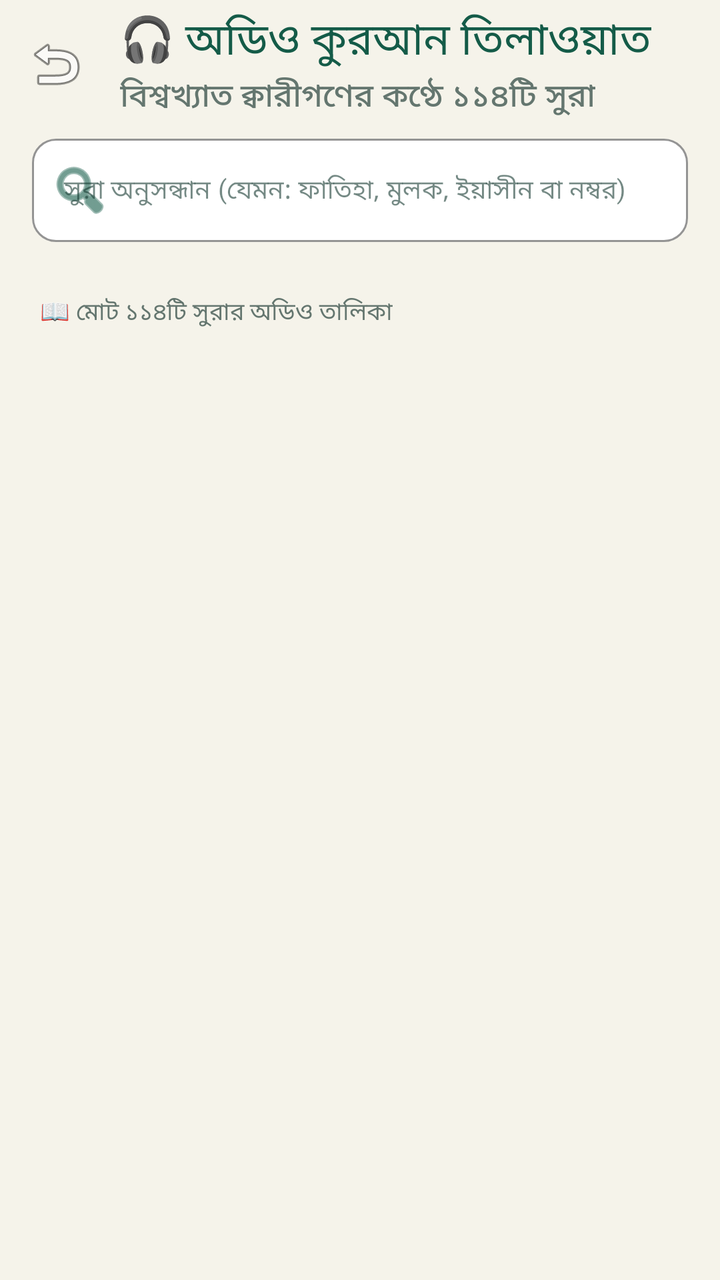
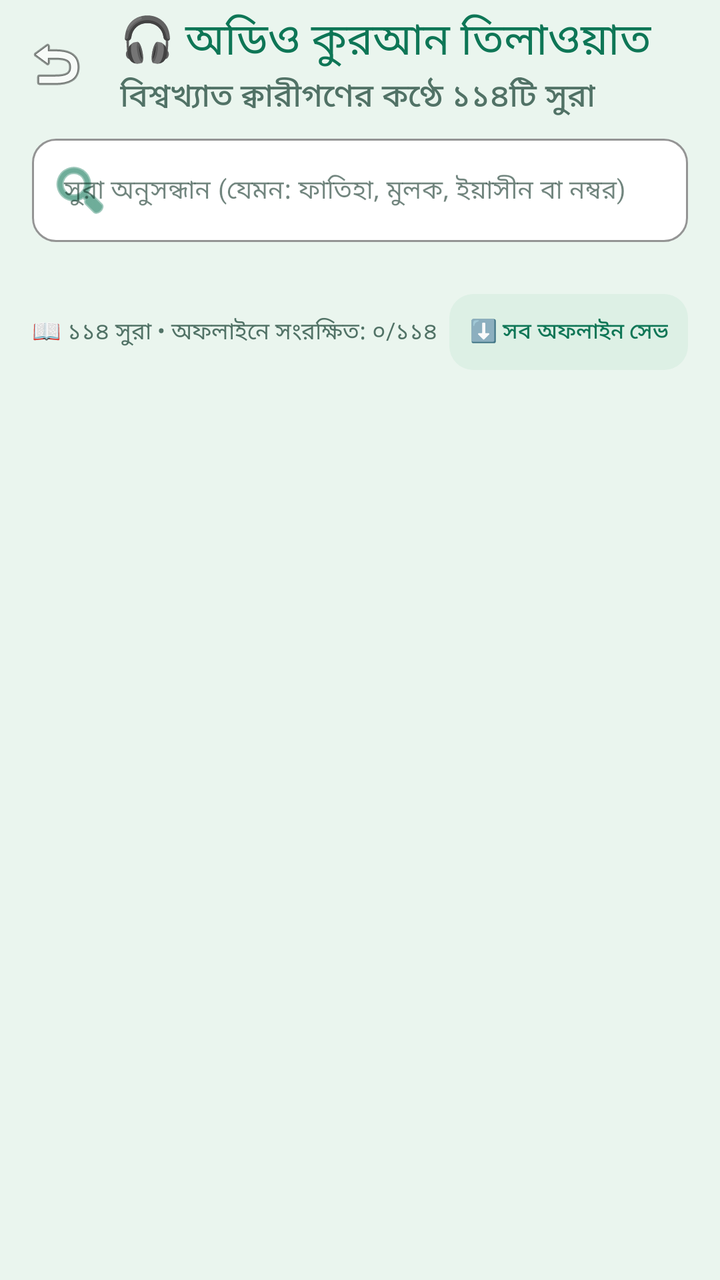

Compare the two renders of this Android layout. The source of the first and the diff that turns it into the second are given below.
<!-- AndroidManifest.xml: activity theme Theme.IslamicAlarm -->
<!-- res/layout/activity_audio_quran.xml -->
<?xml version="1.0" encoding="utf-8"?>
<androidx.coordinatorlayout.widget.CoordinatorLayout xmlns:android="http://schemas.android.com/apk/res/android"
    xmlns:app="http://schemas.android.com/apk/res-auto"
    android:layout_width="match_parent"
    android:layout_height="match_parent"
    android:background="@color/background">

    <com.google.android.material.appbar.AppBarLayout
        android:layout_width="match_parent"
        android:layout_height="wrap_content"
        android:background="@color/primary"
        app:elevation="0dp"
        app:liftOnScroll="false">

        <androidx.appcompat.widget.Toolbar
            android:id="@+id/toolbarAudioQuran"
            android:layout_width="match_parent"
            android:layout_height="?attr/actionBarSize"
            app:navigationIcon="@android:drawable/ic_menu_revert"
            app:subtitle="বিশ্বখ্যাত ক্বারীগণের কণ্ঠে ১১৪টি সুরা"
            app:subtitleTextColor="@color/text_secondary"
            app:title="🎧 অডিও কুরআন তিলাওয়াত"
            app:titleTextColor="@color/secondary" />

        
        <LinearLayout
            android:layout_width="match_parent"
            android:layout_height="wrap_content"
            android:paddingHorizontal="16dp"
            android:paddingBottom="8dp">

            <com.google.android.material.textfield.TextInputLayout
                android:id="@+id/tilSearchAudioSurah"
                style="@style/Widget.MaterialComponents.TextInputLayout.OutlinedBox"
                android:layout_width="match_parent"
                android:layout_height="wrap_content"
                app:boxBackgroundColor="@color/surface"
                app:boxCornerRadiusBottomEnd="12dp"
                app:boxCornerRadiusBottomStart="12dp"
                app:boxCornerRadiusTopEnd="12dp"
                app:boxCornerRadiusTopStart="12dp"
                app:boxStrokeColor="@color/secondary"
                app:hintTextColor="@color/secondary"
                app:startIconDrawable="@android:drawable/ic_menu_search"
                app:startIconTint="@color/secondary">

                <com.google.android.material.textfield.TextInputEditText
                    android:id="@+id/etSearchAudioSurah"
                    android:layout_width="match_parent"
                    android:layout_height="wrap_content"
                    android:hint="সুরা অনুসন্ধান (যেমন: ফাতিহা, মুলক, ইয়াসীন বা নম্বর)"
                    android:imeOptions="actionSearch"
                    android:inputType="text"
                    android:maxLines="1"
                    android:textColor="@color/text_primary"
                    android:textSize="13sp" />

            </com.google.android.material.textfield.TextInputLayout>

        </LinearLayout>

        
        <HorizontalScrollView
            android:layout_width="match_parent"
            android:layout_height="wrap_content"
            android:paddingHorizontal="16dp"
            android:paddingBottom="10dp"
            android:scrollbars="none">

            <com.google.android.material.chip.ChipGroup
                android:id="@+id/chipGroupReciters"
                android:layout_width="wrap_content"
                android:layout_height="wrap_content"
                app:singleSelection="true" />

        </HorizontalScrollView>

    </com.google.android.material.appbar.AppBarLayout>

    <LinearLayout
        android:layout_width="match_parent"
        android:layout_height="match_parent"
        android:orientation="vertical"
        app:layout_behavior="@string/appbar_scrolling_view_behavior">

        
        <TextView
            android:id="@+id/tvSurahCountLabel"
            android:layout_width="wrap_content"
            android:layout_height="wrap_content"
            android:layout_marginStart="20dp"
            android:layout_marginTop="8dp"
            android:layout_marginBottom="4dp"
            android:text="📖 মোট ১১৪টি সুরার অডিও তালিকা"
            android:textColor="@color/text_secondary"
            android:textSize="12sp" />

        
        <androidx.recyclerview.widget.RecyclerView
            android:id="@+id/rvAudioSurahs"
            android:layout_width="match_parent"
            android:layout_height="0dp"
            android:layout_weight="1"
            android:clipToPadding="false"
            android:paddingBottom="140dp" />

    </LinearLayout>

    
    <com.google.android.material.card.MaterialCardView
        android:id="@+id/cardFullAudioPlayer"
        android:layout_width="match_parent"
        android:layout_height="wrap_content"
        android:layout_gravity="bottom"
        android:layout_marginHorizontal="12dp"
        android:layout_marginBottom="12dp"
        android:visibility="gone"
        app:cardBackgroundColor="@color/surface"
        app:cardCornerRadius="18dp"
        app:cardElevation="10dp"
        app:strokeColor="@color/secondary"
        app:strokeWidth="1.5dp">

        <LinearLayout
            android:layout_width="match_parent"
            android:layout_height="wrap_content"
            android:orientation="vertical"
            android:padding="12dp">

            
            <LinearLayout
                android:layout_width="match_parent"
                android:layout_height="wrap_content"
                android:gravity="center_vertical"
                android:orientation="horizontal">

                <LinearLayout
                    android:layout_width="0dp"
                    android:layout_height="wrap_content"
                    android:layout_weight="1"
                    android:orientation="vertical">

                    <TextView
                        android:id="@+id/tvPlayerSurahTitle"
                        android:layout_width="wrap_content"
                        android:layout_height="wrap_content"
                        android:text="সুরা ১: আল-ফাতিহা (الفاتحة)"
                        android:textColor="@color/text_primary"
                        android:textSize="15sp"
                        android:textStyle="bold" />

                    <TextView
                        android:id="@+id/tvPlayerReciterName"
                        android:layout_width="wrap_content"
                        android:layout_height="wrap_content"
                        android:layout_marginTop="2dp"
                        android:text="ক্বারী মিশারী রশিদ আল-আফাসি"
                        android:textColor="@color/secondary"
                        android:textSize="12sp" />

                </LinearLayout>

                <ImageButton
                    android:id="@+id/btnPlayerClose"
                    android:layout_width="32dp"
                    android:layout_height="32dp"
                    android:background="?attr/selectableItemBackgroundBorderless"
                    android:contentDescription="Close Player"
                    android:src="@android:drawable/ic_menu_close_clear_cancel"
                    app:tint="@color/text_secondary" />

            </LinearLayout>

            
            <SeekBar
                android:id="@+id/sbSurahProgress"
                android:layout_width="match_parent"
                android:layout_height="wrap_content"
                android:layout_marginTop="6dp"
                android:max="100"
                android:progress="0"
                android:progressTint="@color/secondary"
                android:thumbTint="@color/secondary" />

            
            <LinearLayout
                android:layout_width="match_parent"
                android:layout_height="wrap_content"
                android:paddingHorizontal="8dp"
                android:orientation="horizontal">

                <TextView
                    android:id="@+id/tvPlayerCurrentTime"
                    android:layout_width="0dp"
                    android:layout_height="wrap_content"
                    android:layout_weight="1"
                    android:text="০০:০০"
                    android:textColor="@color/text_secondary"
                    android:textSize="11sp" />

                <TextView
                    android:id="@+id/tvPlayerTotalDuration"
                    android:layout_width="wrap_content"
                    android:layout_height="wrap_content"
                    android:text="০০:০০"
                    android:textColor="@color/text_secondary"
                    android:textSize="11sp" />

            </LinearLayout>

            
            <LinearLayout
                android:layout_width="match_parent"
                android:layout_height="wrap_content"
                android:gravity="center"
                android:orientation="horizontal">

                <ImageButton
                    android:id="@+id/btnPlayerRepeat"
                    android:layout_width="40dp"
                    android:layout_height="40dp"
                    android:layout_marginEnd="16dp"
                    android:background="?attr/selectableItemBackgroundBorderless"
                    android:contentDescription="Repeat Mode"
                    android:src="@android:drawable/ic_menu_rotate"
                    app:tint="@color/text_secondary" />

                <ImageButton
                    android:id="@+id/btnPlayerPrev"
                    android:layout_width="44dp"
                    android:layout_height="44dp"
                    android:layout_marginEnd="12dp"
                    android:background="?attr/selectableItemBackgroundBorderless"
                    android:contentDescription="Previous Surah"
                    android:src="@android:drawable/ic_media_previous"
                    app:tint="@color/text_primary" />

                <com.google.android.material.floatingactionbutton.FloatingActionButton
                    android:id="@+id/btnPlayerPlayPause"
                    android:layout_width="wrap_content"
                    android:layout_height="wrap_content"
                    android:contentDescription="Play/Pause"
                    android:src="@android:drawable/ic_media_play"
                    app:backgroundTint="@color/secondary"
                    app:fabCustomSize="52dp"
                    app:tint="@color/primary" />

                <ImageButton
                    android:id="@+id/btnPlayerNext"
                    android:layout_width="44dp"
                    android:layout_height="44dp"
                    android:layout_marginStart="12dp"
                    android:background="?attr/selectableItemBackgroundBorderless"
                    android:contentDescription="Next Surah"
                    android:src="@android:drawable/ic_media_next"
                    app:tint="@color/text_primary" />

                <ImageButton
                    android:id="@+id/btnPlayerMushaf"
                    android:layout_width="40dp"
                    android:layout_height="40dp"
                    android:layout_marginStart="16dp"
                    android:background="?attr/selectableItemBackgroundBorderless"
                    android:contentDescription="Open Mushaf"
                    android:src="@android:drawable/ic_menu_agenda"
                    app:tint="@color/text_secondary" />

            </LinearLayout>

        </LinearLayout>

    </com.google.android.material.card.MaterialCardView>

</androidx.coordinatorlayout.widget.CoordinatorLayout>
<!-- resources referenced by this layout -->
<resources>
  <color name="background">#F5F3EA</color>
  <color name="primary">#F5F3EA</color>
  <color name="secondary">#145B48</color>
  <color name="surface">#FFFFFF</color>
  <color name="text_primary">#183B32</color>
  <color name="text_secondary">#64766F</color>
  <style name="Theme.IslamicAlarm" parent="Theme.Material3.Light.NoActionBar">
          <item name="colorPrimary">@color/dua_primary</item>
          <item name="colorOnPrimary">@color/white</item>
          <item name="colorPrimaryDark">@color/primary_variant</item>
          <item name="colorSecondary">@color/secondary</item>
          <item name="colorOnSecondary">@color/white</item>
          <item name="colorSurface">@color/surface</item>
          <item name="colorOnSurface">@color/text_primary</item>
          <item name="android:colorBackground">@color/background</item>
          <item name="colorOnBackground">@color/text_primary</item>
          <item name="android:statusBarColor">@color/background</item>
          <item name="android:navigationBarColor">@color/background</item>
          <item name="android:windowLightStatusBar">true</item>
          <item name="android:windowLightNavigationBar">true</item>
          <item name="android:windowBackground">@color/background</item>
      </style>
  <color name="dua_primary">#145B48</color>
  <color name="white">#FFFFFFFF</color>
  <color name="primary_variant">#0D4436</color>
</resources>

<!-- the commit's change to res/layout/activity_audio_quran.xml (unified diff, before → after) -->
@@ -84,16 +84,50 @@
         app:layout_behavior="@string/appbar_scrolling_view_behavior">
 
         
-        <TextView
-            android:id="@+id/tvSurahCountLabel"
-            android:layout_width="wrap_content"
+        <LinearLayout
+            android:layout_width="match_parent"
             android:layout_height="wrap_content"
-            android:layout_marginStart="20dp"
-            android:layout_marginTop="8dp"
+            android:gravity="center_vertical"
+            android:orientation="horizontal"
+            android:paddingHorizontal="16dp"
+            android:paddingTop="8dp"
+            android:paddingBottom="4dp">
+
+            <TextView
+                android:id="@+id/tvSurahCountLabel"
+                android:layout_width="0dp"
+                android:layout_height="wrap_content"
+                android:layout_weight="1"
+                android:text="📖 ১১৪ সুরা • অফলাইনে সংরক্ষিত: ০/১১৪"
+                android:textColor="@color/text_secondary"
+                android:textSize="11.5sp" />
+
+            <com.google.android.material.button.MaterialButton
+                android:id="@+id/btnDownloadAllOffline"
+                style="@style/Widget.Material3.Button.TonalButton"
+                android:layout_width="wrap_content"
+                android:layout_height="38dp"
+                android:insetTop="0dp"
+                android:insetBottom="0dp"
+                android:paddingHorizontal="10dp"
+                android:text="⬇️ সব অফলাইন সেভ"
+                android:textColor="@color/secondary"
+                android:textSize="11sp"
+                app:backgroundTint="@color/surface_container"
+                app:cornerRadius="12dp" />
+
+        </LinearLayout>
+
+        <ProgressBar
+            android:id="@+id/pbBatchDownload"
+            style="@style/Widget.AppCompat.ProgressBar.Horizontal"
+            android:layout_width="match_parent"
+            android:layout_height="4dp"
+            android:layout_marginHorizontal="16dp"
             android:layout_marginBottom="4dp"
-            android:text="📖 মোট ১১৪টি সুরার অডিও তালিকা"
-            android:textColor="@color/text_secondary"
-            android:textSize="12sp" />
+            android:max="114"
+            android:progressTint="@color/secondary"
+            android:visibility="gone" />
 
         
         <androidx.recyclerview.widget.RecyclerView
<!-- resource entries referenced after the edit -->
@@ -1,11 +1,12 @@
 <!-- resources referenced by this layout -->
 <resources>
-  <color name="background">#F5F3EA</color>
-  <color name="primary">#F5F3EA</color>
-  <color name="secondary">#145B48</color>
+  <color name="background">#EAF5EE</color>
+  <color name="primary">#EAF5EE</color>
+  <color name="secondary">#0E7656</color>
   <color name="surface">#FFFFFF</color>
-  <color name="text_primary">#183B32</color>
-  <color name="text_secondary">#64766F</color>
+  <color name="surface_container">#DDF0E5</color>
+  <color name="text_primary">#123328</color>
+  <color name="text_secondary">#517266</color>
   <style name="Theme.IslamicAlarm" parent="Theme.Material3.Light.NoActionBar">
           <item name="colorPrimary">@color/dua_primary</item>
           <item name="colorOnPrimary">@color/white</item>
@@ -22,8 +23,8 @@
           <item name="android:windowLightNavigationBar">true</item>
           <item name="android:windowBackground">@color/background</item>
       </style>
-  <color name="dua_primary">#145B48</color>
+  <color name="dua_primary">#0E7656</color>
   <color name="white">#FFFFFFFF</color>
-  <color name="primary_variant">#0D4436</color>
+  <color name="primary_variant">#09573F</color>
 </resources>
 
